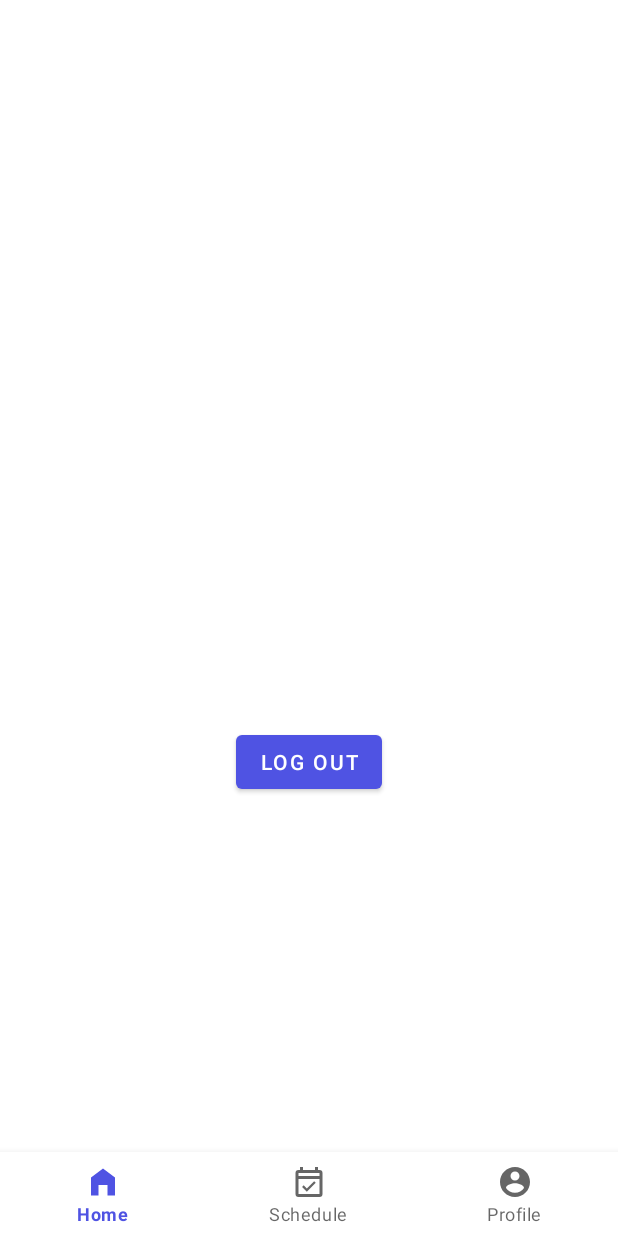
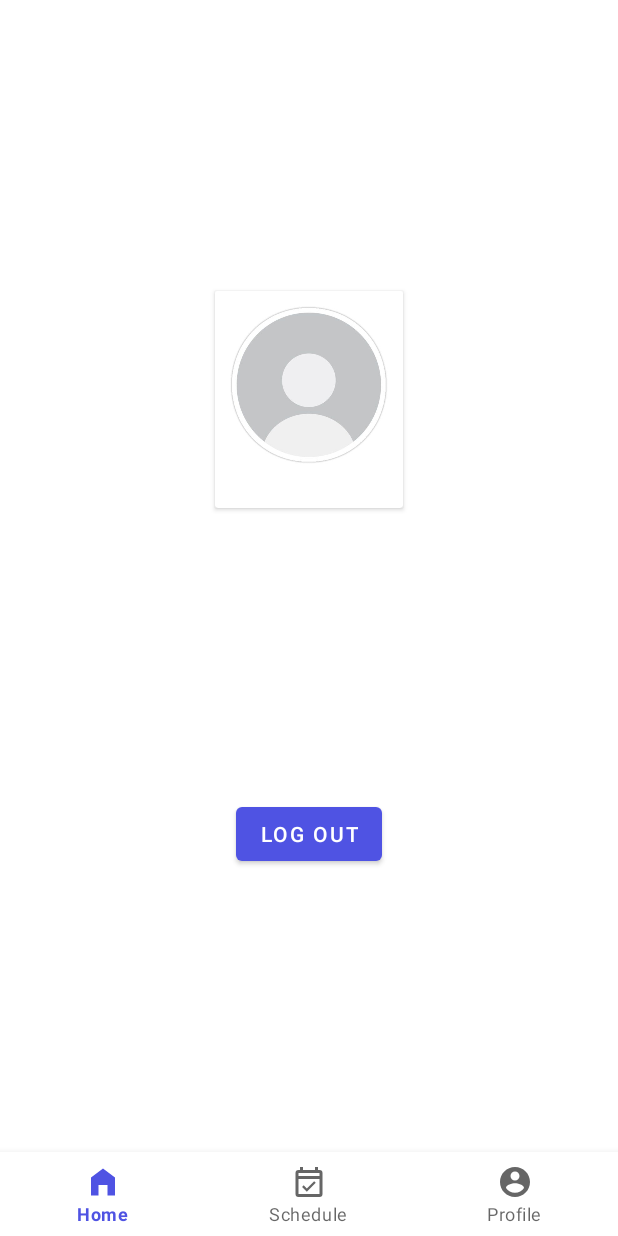
Before and after one commit to Abhay-Shankur/TechCare, an Android app: the fragment ProfileFragment placed in its activity, on a phone screen of 412 x 824 dp. Run offline under Robolectric (Android 15) with nearby library versions, the phone set to English and light mode, and no system bars; our stand-ins replace Firebase (no records; nobody signed in at launch, a user with empty details on screens opened directly).

Commit message:
Commit FindMyDr

```diff
--- a/app/src/main/java/com/techcare/findmydr/MainActivity.java
+++ b/app/src/main/java/com/techcare/findmydr/MainActivity.java
@@ -10,6 +10,7 @@ import com.google.android.material.bottomnavigation.BottomNavigationView;
 import com.techcare.findmydr.databinding.ActivityMainBinding;
 import com.techcare.findmydr.fragments.HomeFragment;
 import com.techcare.findmydr.fragments.ProfileFragment;
+import com.techcare.findmydr.fragments.ScheduleFragment;
 
 import org.jetbrains.annotations.NotNull;
 
@@ -38,7 +39,7 @@ public class MainActivity extends AppCompatActivity {
                         break;
 
                     case R.id.bottomMenuSchedule:
-                        fragmentTransaction.replace(mainBinding.changingLayout.getId(), new HomeFragment());
+                        fragmentTransaction.replace(mainBinding.changingLayout.getId(), new ScheduleFragment());
                         break;
 
 //                    case R.id.bottomMenuChat:
--- a/app/src/main/java/com/techcare/findmydr/fragments/HomeFragment.java
+++ b/app/src/main/java/com/techcare/findmydr/fragments/HomeFragment.java
@@ -1,6 +1,7 @@
 package com.techcare.findmydr.fragments;
 
 import android.annotation.SuppressLint;
+import android.app.ProgressDialog;
 import android.os.Bundle;
 
 import androidx.fragment.app.Fragment;
@@ -63,6 +64,11 @@ public class HomeFragment extends Fragment {
     }
 
     private void fetchDoctorsList() {
+        ProgressDialog progressDialog = new ProgressDialog(getLayoutInflater().getContext());
+        progressDialog.setTitle("Fetching Doctors");
+        progressDialog.setMessage("Please wait while we are fetching doctors information.");
+        progressDialog.setProgressStyle(ProgressDialog.STYLE_SPINNER);
+        progressDialog.show();
         FirebaseDatabase.getInstance().getReference()
                 .child("Doctors").child("Users")
                 .addValueEventListener(new ValueEventListener() {
@@ -95,13 +101,13 @@ public class HomeFragment extends Fragment {
                                             }
                                         }
                                     });
-
+                            progressDialog.dismiss();
                         }
                     }
 
                     @Override
                     public void onCancelled(DatabaseError error) {
-
+                        progressDialog.dismiss();
                     }
                 });
 
--- a/app/src/main/java/com/techcare/findmydr/fragments/ProfileFragment.java
+++ b/app/src/main/java/com/techcare/findmydr/fragments/ProfileFragment.java
@@ -9,9 +9,18 @@ import android.view.LayoutInflater;
 import android.view.View;
 import android.view.ViewGroup;
 
+import com.google.android.gms.tasks.OnCompleteListener;
+import com.google.android.gms.tasks.Task;
 import com.google.firebase.auth.FirebaseAuth;
+import com.google.firebase.database.DataSnapshot;
+import com.google.firebase.database.DatabaseError;
+import com.google.firebase.database.FirebaseDatabase;
+import com.google.firebase.database.ValueEventListener;
+import com.google.firebase.firestore.DocumentSnapshot;
+import com.google.firebase.firestore.FirebaseFirestore;
 import com.techcare.findmydr.LoginActivity;
 import com.techcare.findmydr.databinding.FragmentProfileBinding;
+import com.techcare.findmydr.modules.Patient;
 
 public class ProfileFragment extends Fragment {
     FragmentProfileBinding fragmentProfileBinding;
@@ -36,14 +45,46 @@ public class ProfileFragment extends Fragment {
 
         if (FirebaseAuth.getInstance().getCurrentUser()!=null) {
             fragmentProfileBinding.button.setText("Log Out");
+            FirebaseDatabase.getInstance()
+                    .getReference("Patients")
+                    .child("Users")
+                    .child(FirebaseAuth.getInstance().getCurrentUser().getUid())
+                    .addValueEventListener(new ValueEventListener() {
+                        @Override
+                        public void onDataChange(DataSnapshot snapshot) {
+
+                            if (snapshot.exists()) {
+                                Patient p = snapshot.getValue(Patient.class);
+                                FirebaseFirestore.getInstance().collection("Patients")
+                                        .document(p.getPatientFirestore())
+                                        .get()
+                                        .addOnCompleteListener(new OnCompleteListener<DocumentSnapshot>() {
+                                            @Override
+                                            public void onComplete(Task<DocumentSnapshot> task) {
+                                                if(task.isSuccessful()){
+                                                    fragmentProfileBinding.textView3.setText(task.getResult().get("patientName").toString());
+                                                }
+                                            }
+                                        });
+                            }
+                        }
+
+                        @Override
+                        public void onCancelled(DatabaseError error) {
+                            fragmentProfileBinding.textView3.setText("Error!");
+                        }
+                    });
+            fragmentProfileBinding.textView3.setText("");
             fragmentProfileBinding.button.setOnClickListener(new View.OnClickListener() {
                 @Override
                 public void onClick(View view) {
                     FirebaseAuth.getInstance().signOut();
+                    onResume();
                 }
             });
         } else {
             fragmentProfileBinding.button.setText("Log In");
+            fragmentProfileBinding.textView3.setText("");
             fragmentProfileBinding.button.setOnClickListener(new View.OnClickListener() {
                 @Override
                 public void onClick(View view) {
--- a/app/src/main/res/layout/fragment_home.xml
+++ b/app/src/main/res/layout/fragment_home.xml
@@ -61,12 +61,6 @@
 
             </androidx.cardview.widget.CardView>
 
-            <include
-                android:id="@+id/include_appointment_today"
-                layout="@layout/layout_appointment_today"
-                android:layout_width="match_parent"
-                android:layout_height="wrap_content"
-                android:visibility="visible" />
 
             <include
                 android:id="@+id/include_top_doctors"
--- a/app/src/main/res/layout/fragment_profile.xml
+++ b/app/src/main/res/layout/fragment_profile.xml
@@ -13,14 +13,43 @@
 
         <androidx.cardview.widget.CardView
             android:id="@+id/cardView"
-            android:layout_width="0dp"
+            android:layout_width="wrap_content"
             android:layout_height="wrap_content"
             app:layout_constraintBottom_toTopOf="@+id/button"
             app:layout_constraintEnd_toEndOf="parent"
             app:layout_constraintHorizontal_bias="0.5"
             app:layout_constraintStart_toStartOf="parent"
             app:layout_constraintTop_toTopOf="parent"
-            app:layout_constraintWidth_percent=".7" />
+            app:layout_constraintWidth_percent=".7">
+
+            <androidx.constraintlayout.widget.ConstraintLayout
+                android:layout_width="wrap_content"
+                android:layout_height="wrap_content">
+
+                <ImageView
+                    android:id="@+id/imageView"
+                    android:layout_width="125dp"
+                    android:layout_height="125dp"
+                    android:src="@drawable/default_image_icon"
+                    app:layout_constraintBottom_toTopOf="@+id/textView3"
+                    app:layout_constraintEnd_toEndOf="parent"
+                    app:layout_constraintHorizontal_bias="0.5"
+                    app:layout_constraintStart_toStartOf="parent"
+                    app:layout_constraintTop_toTopOf="parent" />
+
+                <TextView
+                    android:id="@+id/textView3"
+                    android:layout_width="wrap_content"
+                    android:layout_height="wrap_content"
+                    android:textStyle="bold"
+                    app:layout_constraintBottom_toBottomOf="parent"
+                    app:layout_constraintEnd_toEndOf="parent"
+                    app:layout_constraintHorizontal_bias="0.5"
+                    app:layout_constraintStart_toStartOf="parent"
+                    app:layout_constraintTop_toBottomOf="@+id/imageView" />
+            </androidx.constraintlayout.widget.ConstraintLayout>
+
+        </androidx.cardview.widget.CardView>
 
         <Button
             android:id="@+id/button"
@@ -32,5 +61,6 @@
             app:layout_constraintHorizontal_bias="0.5"
             app:layout_constraintStart_toStartOf="parent"
             app:layout_constraintTop_toBottomOf="@id/cardView" />
+
     </androidx.constraintlayout.widget.ConstraintLayout>
 </FrameLayout>
--- a/app/src/main/res/values/strings.xml
+++ b/app/src/main/res/values/strings.xml
@@ -15,6 +15,6 @@
     <string name="top_doctors">Top Doctors</string>
 
 
-<!--    <string name="default_web_client_id">81847378525-1k0usddunu07ohbr0kb14e04l1k0k95v.apps.googleusercontent.com</string>-->
+    <!--    <string name="default_web_client_id">81847378525-1k0usddunu07ohbr0kb14e04l1k0k95v.apps.googleusercontent.com</string>-->
 
 </resources>
```
Also changed, not shown: app/src/main/java/com/techcare/findmydr/fragments/ScheduleFragment.java (added, +25 -0 lines), app/src/main/res/layout/fragment_schedule.xml (added, +25 -0 lines).
